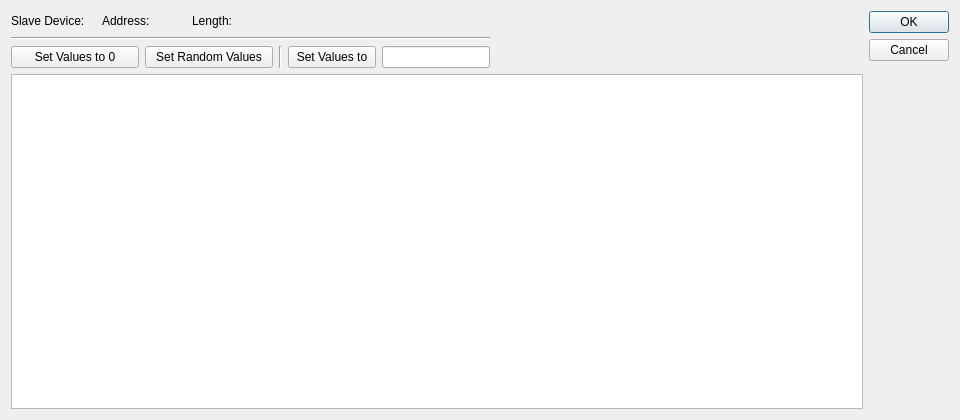
First picture: the form in omodscan/dialogs/dialogforcemultipleregisters.ui, repository sanny32/OpenModScan, before the edit.
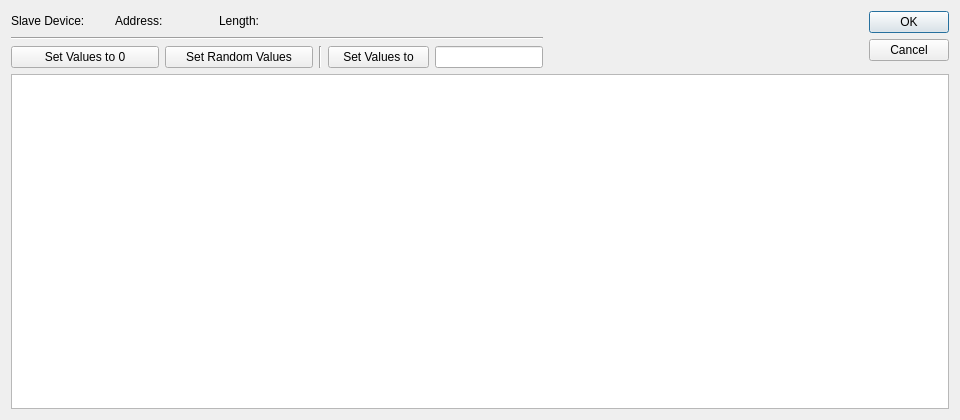
Second picture: the form after the edit. Custom widgets are drawn as their Qt base class.

The edit to the form file:
```diff
--- a/omodscan/dialogs/dialogforcemultipleregisters.ui
+++ b/omodscan/dialogs/dialogforcemultipleregisters.ui
@@ -144,7 +144,14 @@
        </property>
       </widget>
      </item>
-     <item row="0" column="4" colspan="6">
+     <item row="1" column="0" colspan="6">
+      <widget class="Line" name="line">
+       <property name="orientation">
+        <enum>Qt::Horizontal</enum>
+       </property>
+      </widget>
+     </item>
+     <item row="0" column="4" colspan="5">
       <spacer name="horizontalSpacer_2">
        <property name="orientation">
         <enum>Qt::Orientation::Horizontal</enum>
@@ -157,25 +164,18 @@
        </property>
       </spacer>
      </item>
-     <item row="1" column="0" colspan="6">
-      <widget class="Line" name="line">
+     <item row="0" column="9" rowspan="3">
+      <widget class="QDialogButtonBox" name="buttonBox">
        <property name="orientation">
-        <enum>Qt::Orientation::Horizontal</enum>
+        <enum>Qt::Vertical</enum>
+       </property>
+       <property name="standardButtons">
+        <set>QDialogButtonBox::Cancel|QDialogButtonBox::Ok</set>
        </property>
       </widget>
      </item>
     </layout>
    </item>
-   <item>
-    <widget class="QDialogButtonBox" name="buttonBox">
-     <property name="orientation">
-      <enum>Qt::Orientation::Vertical</enum>
-     </property>
-     <property name="standardButtons">
-      <set>QDialogButtonBox::StandardButton::Cancel|QDialogButtonBox::StandardButton::Ok</set>
-     </property>
-    </widget>
-   </item>
   </layout>
  </widget>
  <customwidgets>
```
Left out of the diff: 12 changed lines with no effect on the pictures.
